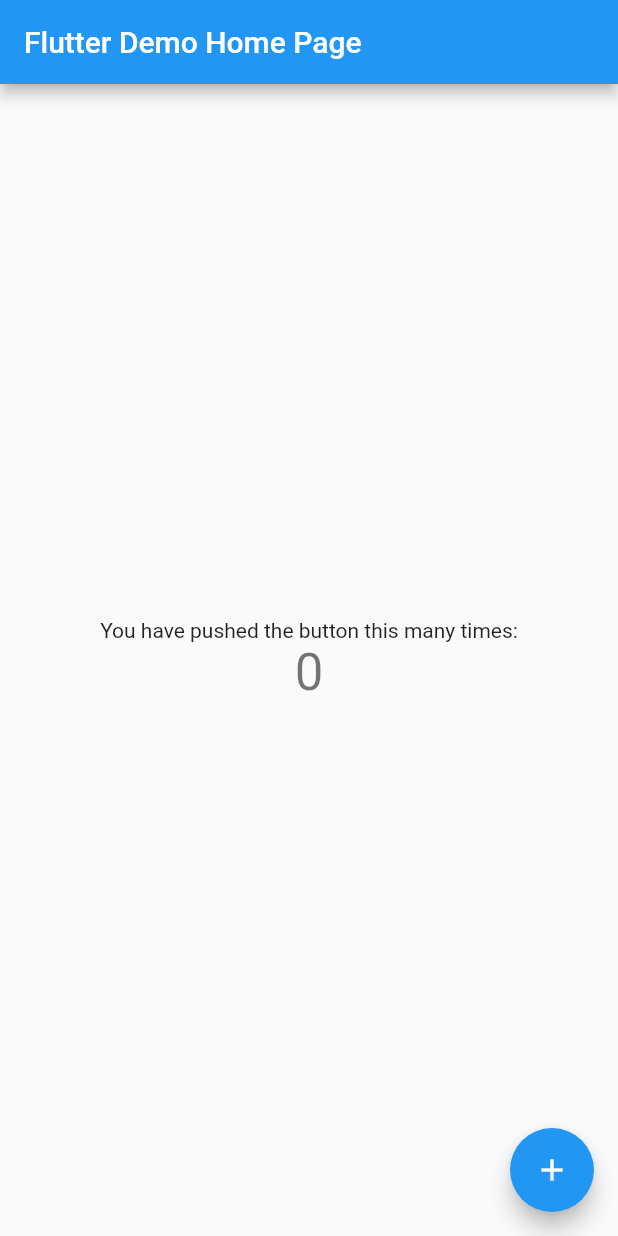
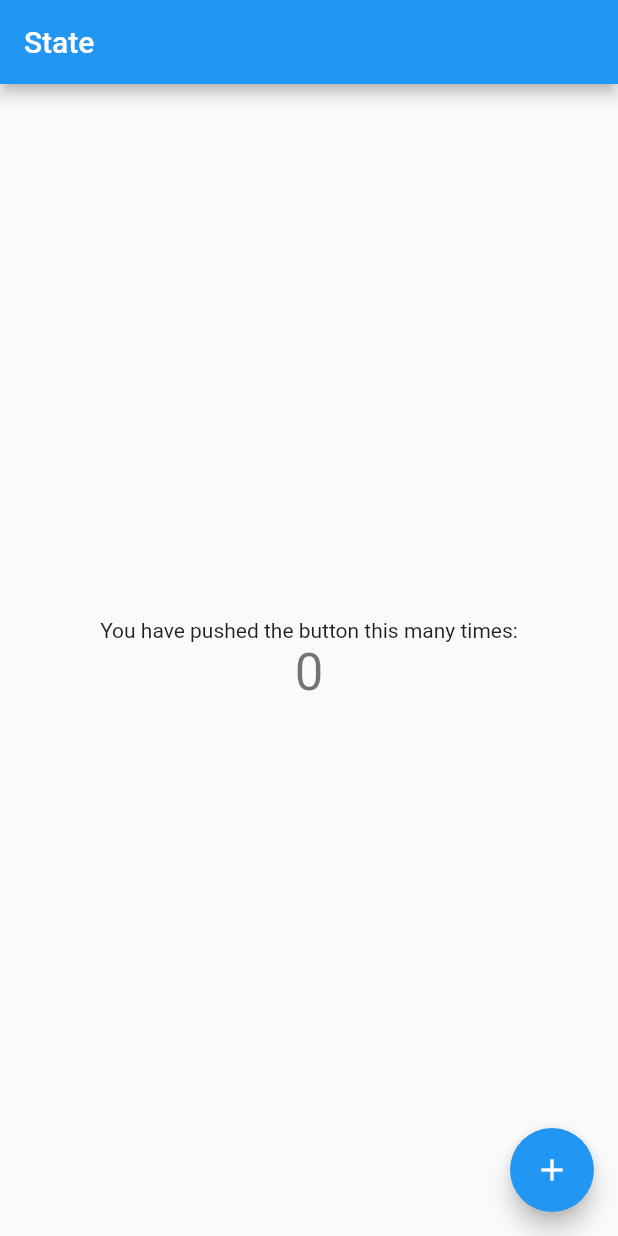
Before and after one commit to edyonil/flutter-meetup-gdg, a Flutter app: the screen it shows after launch, on a phone screen of 412 x 824 dp. Run offline on Flutter 3.47's test engine with Material 2 defaults, Android fonts, the phone set to English and light mode, and no system bars; our stand-ins replace rxdart.

Commit message:
Modificado stream

```diff
--- a/lib/main.dart
+++ b/lib/main.dart
@@ -62,7 +62,7 @@ class _MyHomePageState extends State<MyHomePage> {
     print("Vou refazer a build");
     return Scaffold(
       appBar: AppBar(
-        title: Text(widget.title),
+        title: Text("State"),
       ),
       body: Center(
         child: Column(
```
